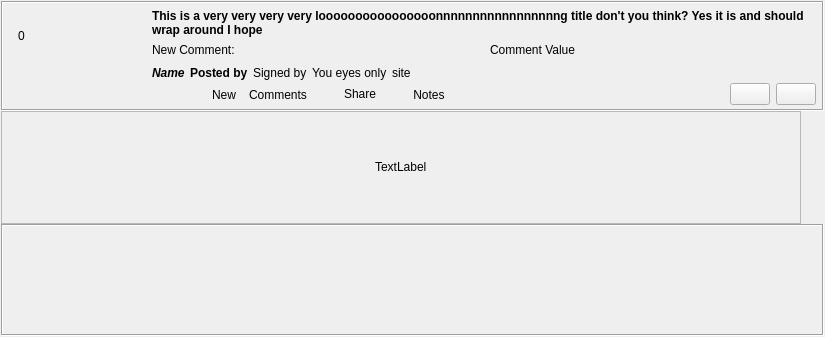
This is retroshare-gui/src/gui/Posted/PostedItem.ui in RetroShare/RetroShare as Qt 5 draws it before an edit. The edited form follows.
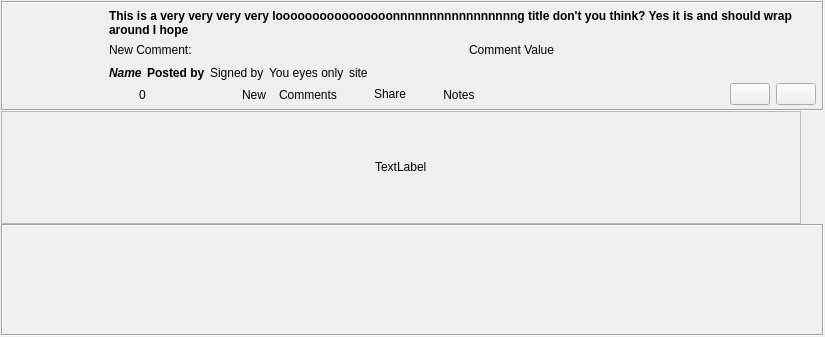
This is the edited form. Icons and pictures are not drawn. Custom widgets are drawn as their Qt base class.

What changed in the file:
```diff
--- a/retroshare-gui/src/gui/Posted/PostedItem.ui
+++ b/retroshare-gui/src/gui/Posted/PostedItem.ui
@@ -65,181 +65,7 @@
       <property name="horizontalSpacing">
        <number>6</number>
       </property>
-      <item row="0" column="0" rowspan="2">
-       <widget class="QFrame" name="voteFrame">
-        <property name="minimumSize">
-         <size>
-          <width>37</width>
-          <height>0</height>
-         </size>
-        </property>
-        <property name="styleSheet">
-         <string notr="true"/>
-        </property>
-        <property name="frameShape">
-         <enum>QFrame::NoFrame</enum>
-        </property>
-        <property name="frameShadow">
-         <enum>QFrame::Plain</enum>
-        </property>
-        <layout class="QVBoxLayout" name="verticalLayout">
-         <property name="spacing">
-          <number>0</number>
-         </property>
-         <property name="leftMargin">
-          <number>3</number>
-         </property>
-         <property name="topMargin">
-          <number>3</number>
-         </property>
-         <property name="rightMargin">
-          <number>3</number>
-         </property>
-         <property name="bottomMargin">
-          <number>3</number>
-         </property>
-         <item>
-          <widget class="QToolButton" name="voteUpButton">
-           <property name="sizePolicy">
-            <sizepolicy hsizetype="Preferred" vsizetype="Preferred">
-             <horstretch>0</horstretch>
-             <verstretch>0</verstretch>
-            </sizepolicy>
-           </property>
-           <property name="toolTip">
-            <string>Vote up</string>
-           </property>
-           <property name="styleSheet">
-            <string notr="true"/>
-           </property>
-           <property name="text">
-            <string/>
-           </property>
-           <property name="icon">
-            <iconset resource="Posted_images.qrc">
-             <normaloff>:/images/up-arrow.png</normaloff>:/images/up-arrow.png</iconset>
-           </property>
-           <property name="autoRaise">
-            <bool>true</bool>
-           </property>
-          </widget>
-         </item>
-         <item>
-          <widget class="StyledLabel" name="scoreLabel">
-           <property name="text">
-            <string>0</string>
-           </property>
-           <property name="alignment">
-            <set>Qt::AlignCenter</set>
-           </property>
-          </widget>
-         </item>
-         <item>
-          <widget class="QToolButton" name="voteDownButton">
-           <property name="sizePolicy">
-            <sizepolicy hsizetype="Preferred" vsizetype="Preferred">
-             <horstretch>0</horstretch>
-             <verstretch>0</verstretch>
-            </sizepolicy>
-           </property>
-           <property name="minimumSize">
-            <size>
-             <width>0</width>
-             <height>0</height>
-            </size>
-           </property>
-           <property name="toolTip">
-            <string>Vote down</string>
-           </property>
-           <property name="styleSheet">
-            <string notr="true"/>
-           </property>
-           <property name="icon">
-            <iconset resource="Posted_images.qrc">
-             <normaloff>:/images/down-arrow.png</normaloff>:/images/down-arrow.png</iconset>
-           </property>
-           <property name="autoRaise">
-            <bool>true</bool>
-           </property>
-          </widget>
-         </item>
-         <item>
-          <spacer name="verticalSpacer">
-           <property name="orientation">
-            <enum>Qt::Vertical</enum>
-           </property>
-           <property name="sizeType">
-            <enum>QSizePolicy::Expanding</enum>
-           </property>
-           <property name="sizeHint" stdset="0">
-            <size>
-             <width>20</width>
-             <height>5</height>
-            </size>
-           </property>
-          </spacer>
-         </item>
-        </layout>
-       </widget>
-      </item>
-      <item row="0" column="1" rowspan="2">
-       <layout class="QVBoxLayout" name="verticalLayout_3">
-        <property name="topMargin">
-         <number>6</number>
-        </property>
-        <item>
-         <widget class="ClickableLabel" name="thumbnailLabel">
-          <property name="sizePolicy">
-           <sizepolicy hsizetype="Fixed" vsizetype="Fixed">
-            <horstretch>0</horstretch>
-            <verstretch>0</verstretch>
-           </sizepolicy>
-          </property>
-          <property name="minimumSize">
-           <size>
-            <width>100</width>
-            <height>75</height>
-           </size>
-          </property>
-          <property name="maximumSize">
-           <size>
-            <width>100</width>
-            <height>75</height>
-           </size>
-          </property>
-          <property name="styleSheet">
-           <string notr="true"/>
-          </property>
-          <property name="frameShape">
-           <enum>QFrame::NoFrame</enum>
-          </property>
-          <property name="text">
-           <string/>
-          </property>
-          <property name="pixmap">
-           <pixmap resource="Posted_images.qrc">:/images/thumb-default.png</pixmap>
-          </property>
-          <property name="scaledContents">
-           <bool>true</bool>
-          </property>
-         </widget>
-        </item>
-        <item>
-         <spacer name="verticalSpacer_2">
-          <property name="orientation">
-           <enum>Qt::Vertical</enum>
-          </property>
-          <property name="sizeHint" stdset="0">
-           <size>
-            <width>50</width>
-            <height>5</height>
-           </size>
-          </property>
-         </spacer>
-        </item>
-       </layout>
-      </item>
-      <item row="0" column="2">
+      <item row="0" column="1">
        <layout class="QVBoxLayout" name="verticalLayout_4">
         <property name="topMargin">
          <number>6</number>
@@ -301,7 +127,7 @@
         </item>
        </layout>
       </item>
-      <item row="1" column="2">
+      <item row="1" column="1">
        <layout class="QVBoxLayout" name="verticalLayout_2">
         <property name="spacing">
          <number>0</number>
@@ -436,6 +262,71 @@
           <property name="bottomMargin">
            <number>3</number>
           </property>
+          <item>
+           <widget class="QToolButton" name="voteUpButton">
+            <property name="sizePolicy">
+             <sizepolicy hsizetype="Preferred" vsizetype="Preferred">
+              <horstretch>0</horstretch>
+              <verstretch>0</verstretch>
+             </sizepolicy>
+            </property>
+            <property name="toolTip">
+             <string>Vote up</string>
+            </property>
+            <property name="styleSheet">
+             <string notr="true"/>
+            </property>
+            <property name="text">
+             <string/>
+            </property>
+            <property name="icon">
+             <iconset resource="Posted_images.qrc">
+              <normaloff>:/images/up-arrow.png</normaloff>:/images/up-arrow.png</iconset>
+            </property>
+            <property name="autoRaise">
+             <bool>true</bool>
+            </property>
+           </widget>
+          </item>
+          <item>
+           <widget class="StyledLabel" name="scoreLabel">
+            <property name="text">
+             <string>0</string>
+            </property>
+            <property name="alignment">
+             <set>Qt::AlignCenter</set>
+            </property>
+           </widget>
+          </item>
+          <item>
+           <widget class="QToolButton" name="voteDownButton">
+            <property name="sizePolicy">
+             <sizepolicy hsizetype="Preferred" vsizetype="Preferred">
+              <horstretch>0</horstretch>
+              <verstretch>0</verstretch>
+             </sizepolicy>
+            </property>
+            <property name="minimumSize">
+             <size>
+              <width>0</width>
+              <height>0</height>
+             </size>
+            </property>
+            <property name="toolTip">
+             <string>Vote down</string>
+            </property>
+            <property name="styleSheet">
+             <string notr="true"/>
+            </property>
+            <property name="icon">
+             <iconset resource="Posted_images.qrc">
+              <normaloff>:/images/down-arrow.png</normaloff>:/images/down-arrow.png</iconset>
+            </property>
+            <property name="autoRaise">
+             <bool>true</bool>
+            </property>
+           </widget>
+          </item>
           <item>
            <widget class="QToolButton" name="expandButton">
             <property name="toolTip">
@@ -600,6 +491,63 @@
         </item>
        </layout>
       </item>
+      <item row="0" column="0" rowspan="2">
+       <layout class="QVBoxLayout" name="verticalLayout_3">
+        <property name="topMargin">
+         <number>6</number>
+        </property>
+        <item>
+         <widget class="ClickableLabel" name="thumbnailLabel">
+          <property name="sizePolicy">
+           <sizepolicy hsizetype="Fixed" vsizetype="Fixed">
+            <horstretch>0</horstretch>
+            <verstretch>0</verstretch>
+           </sizepolicy>
+          </property>
+          <property name="minimumSize">
+           <size>
+            <width>100</width>
+            <height>75</height>
+           </size>
+          </property>
+          <property name="maximumSize">
+           <size>
+            <width>100</width>
+            <height>75</height>
+           </size>
+          </property>
+          <property name="styleSheet">
+           <string notr="true"/>
+          </property>
+          <property name="frameShape">
+           <enum>QFrame::NoFrame</enum>
+          </property>
+          <property name="text">
+           <string/>
+          </property>
+          <property name="pixmap">
+           <pixmap resource="Posted_images.qrc">:/images/thumb-default.png</pixmap>
+          </property>
+          <property name="scaledContents">
+           <bool>true</bool>
+          </property>
+         </widget>
+        </item>
+        <item>
+         <spacer name="verticalSpacer_2">
+          <property name="orientation">
+           <enum>Qt::Vertical</enum>
+          </property>
+          <property name="sizeHint" stdset="0">
+           <size>
+            <width>50</width>
+            <height>5</height>
+           </size>
+          </property>
+         </spacer>
+        </item>
+       </layout>
+      </item>
      </layout>
     </widget>
    </item>
```
